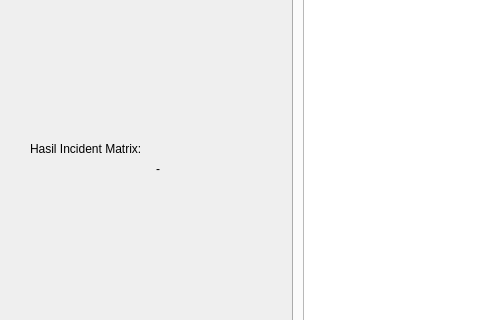
Above: main.ui from andre002wp/STKI-Semester-5 before the change; both pictures show x 0 to 480 and y 245 to 565 of the 1190 by 649 pixel window. Below: the same form after it.
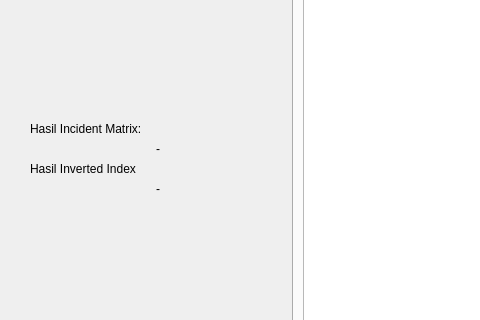
That is the form after the change.

Commit message: implement boolean query di inverted index

Patch:
```diff
--- a/main.ui
+++ b/main.ui
@@ -163,6 +163,23 @@
           </property>
          </widget>
         </item>
+        <item>
+         <widget class="QLabel" name="label_4">
+          <property name="text">
+           <string>Hasil Inverted Index</string>
+          </property>
+         </widget>
+        </item>
+        <item>
+         <widget class="QLabel" name="lbl_inverted_result">
+          <property name="text">
+           <string>-</string>
+          </property>
+          <property name="alignment">
+           <set>Qt::AlignCenter</set>
+          </property>
+         </widget>
+        </item>
         <item>
          <spacer name="verticalSpacer_2">
           <property name="orientation">
```
The commit also changes 4 other files.
